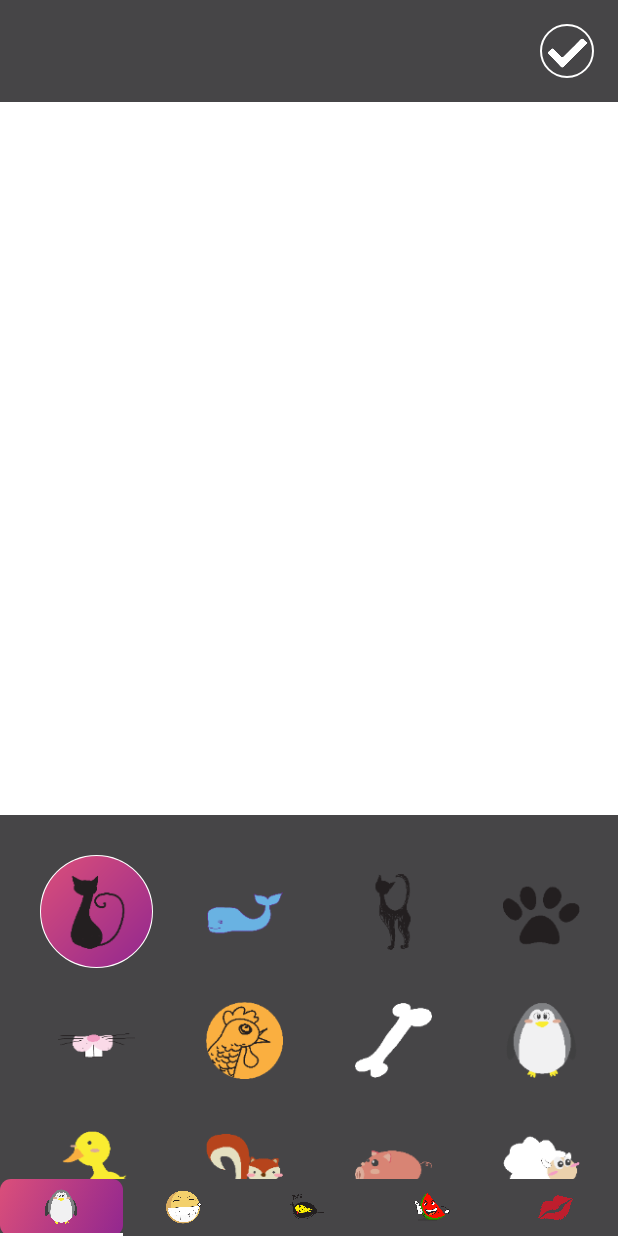
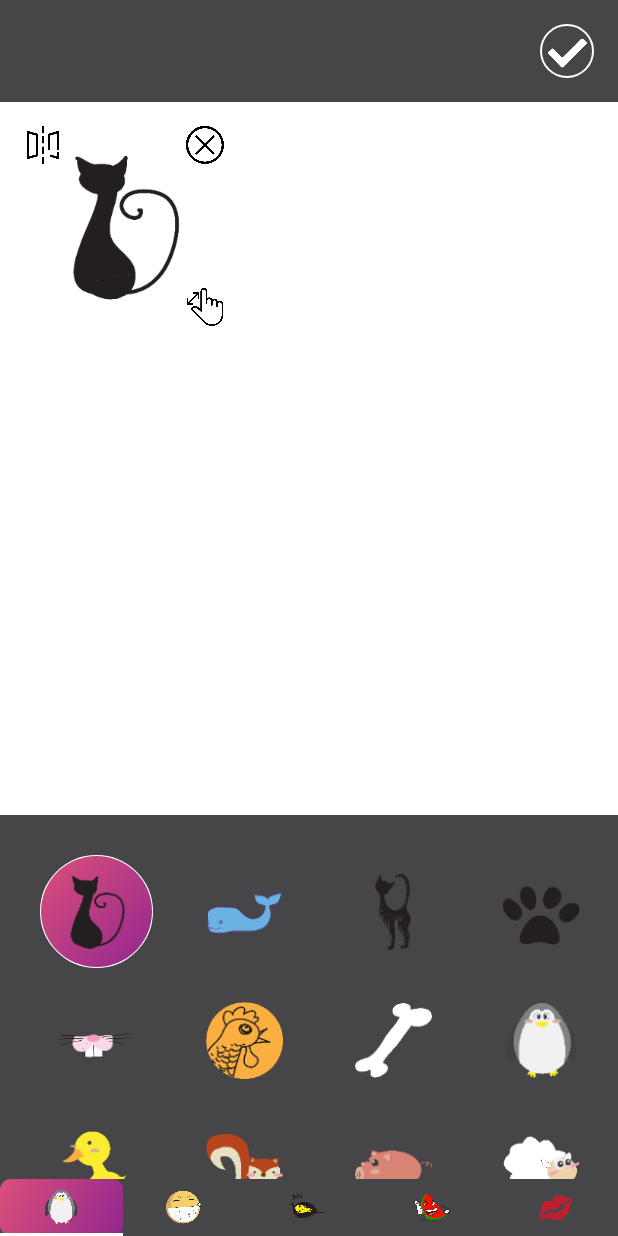
Before and after one commit to PearKMA/Sticker, an Android app: the screen it shows after launch (MainActivity), after a tap on an icon or button, on a phone screen of 412 x 824 dp. Run offline under Robolectric (Android 15) with nearby library versions, the phone set to English and light mode, and no system bars; Roboto replaces fonts that are not available here; 2 other taps on this screen came first.

Commit message:
Add sticker

```diff
--- a/app/src/main/java/vn/com/misa/sticker/ImageStickerFragment.java
+++ b/app/src/main/java/vn/com/misa/sticker/ImageStickerFragment.java
@@ -1,5 +1,7 @@
 package vn.com.misa.sticker;
 
+import android.graphics.Bitmap;
+import android.graphics.drawable.Drawable;
 import android.os.Bundle;
 import android.support.annotation.NonNull;
 import android.support.annotation.Nullable;
@@ -10,15 +12,25 @@ import android.util.Log;
 import android.view.LayoutInflater;
 import android.view.View;
 import android.view.ViewGroup;
+import android.widget.FrameLayout;
 import android.widget.ImageView;
 
+import com.bumptech.glide.Glide;
+import com.bumptech.glide.request.Request;
+import com.bumptech.glide.request.RequestOptions;
+import com.bumptech.glide.request.target.SizeReadyCallback;
+import com.bumptech.glide.request.target.Target;
+import com.bumptech.glide.request.transition.Transition;
+
 import vn.com.misa.sticker.child_fragment.ListFragmentPagerAdapter;
+import vn.com.misa.sticker.custom.CustomView;
 
 public class ImageStickerFragment extends Fragment {
     //UI
     ImageView btnOk;
     ViewPager viewPager;
     TabLayout tabLayout;
+    FrameLayout flContainerSticker;
 
     public static ImageStickerFragment newInstance(String path) {
         Bundle args = new Bundle();
@@ -37,6 +49,7 @@ public class ImageStickerFragment extends Fragment {
     @Override
     public void onViewCreated(@NonNull View view, @Nullable Bundle savedInstanceState) {
         btnOk = view.findViewById(R.id.btnOk);
+        flContainerSticker=view.findViewById(R.id.containerSticker);
         tabLayout = view.findViewById(R.id.tabLayout);
         viewPager = view.findViewById(R.id.viewPager);
         ListFragmentPagerAdapter adapter = new ListFragmentPagerAdapter(getChildFragmentManager());
@@ -52,5 +65,66 @@ public class ImageStickerFragment extends Fragment {
 
     public void OnImageSelected(String s) {
         Log.e("TAG", "OnImageSelected: " + s);
+        final CustomView view =new CustomView(getActivity());
+        Glide.with(this).asBitmap().load(s)
+                .apply(new RequestOptions().override(200,200))
+                .into(new Target<Bitmap>() {
+                    @Override
+                    public void onLoadStarted(@Nullable Drawable placeholder) {
+
+                    }
+
+                    @Override
+                    public void onLoadFailed(@Nullable Drawable errorDrawable) {
+
+                    }
+
+                    @Override
+                    public void onResourceReady(@NonNull Bitmap resource, @Nullable Transition<? super Bitmap> transition) {
+                        view.setBitmap(resource);
+                    }
+
+                    @Override
+                    public void onLoadCleared(@Nullable Drawable placeholder) {
+
+                    }
+
+                    @Override
+                    public void getSize(@NonNull SizeReadyCallback cb) {
+
+                    }
+
+                    @Override
+                    public void removeCallback(@NonNull SizeReadyCallback cb) {
+
+                    }
+
+                    @Override
+                    public void setRequest(@Nullable Request request) {
+
+                    }
+
+                    @Nullable
+                    @Override
+                    public Request getRequest() {
+                        return null;
+                    }
+
+                    @Override
+                    public void onStart() {
+
+                    }
+
+                    @Override
+                    public void onStop() {
+
+                    }
+
+                    @Override
+                    public void onDestroy() {
+
+                    }
+                });
+        flContainerSticker.addView(view,new FrameLayout.LayoutParams(200,200));
     }
 }
--- /dev/null
+++ b/app/src/main/java/vn/com/misa/sticker/custom/SquareImageView.java
@@ -0,0 +1,31 @@
+package vn.com.misa.sticker.custom;
+
+import android.content.Context;
+import android.graphics.Canvas;
+import android.util.AttributeSet;
+import android.widget.ImageView;
+
+public class SquareImageView extends ImageView {
+    public SquareImageView(Context context) {
+        super(context);
+    }
+
+    public SquareImageView(Context context, AttributeSet attrs) {
+        super(context, attrs);
+    }
+
+    public SquareImageView(Context context, AttributeSet attrs, int defStyle) {
+        super(context, attrs, defStyle);
+    }
+
+    @Override
+    protected void onMeasure(final int widthMeasureSpec, final int heightMeasureSpec) {
+        final int width = getDefaultSize(getSuggestedMinimumWidth(), widthMeasureSpec);
+        setMeasuredDimension(width, width);
+    }
+
+    @Override
+    protected void onSizeChanged(final int w, final int h, final int oldw, final int oldh) {
+        super.onSizeChanged(w, w, oldw, oldh);
+    }
+}
--- /dev/null
+++ b/app/src/main/res/drawable/border.xml
@@ -0,0 +1,5 @@
+<?xml version="1.0" encoding="utf-8"?>
+<shape xmlns:android="http://schemas.android.com/apk/res/android"
+    android:shape="rectangle">
+    <stroke android:width="1dip" android:color="@android:color/white" />
+</shape>
--- a/app/src/main/res/layout/fragment_image_sticker.xml
+++ b/app/src/main/res/layout/fragment_image_sticker.xml
@@ -1,38 +1,46 @@
-<?xml version="1.0" encoding="utf-8"?>
-<!--Fragment chính-->
+<?xml version="1.0" encoding="utf-8"?><!--Fragment chính-->
 <LinearLayout xmlns:android="http://schemas.android.com/apk/res/android"
+    xmlns:app="http://schemas.android.com/apk/res-auto"
     android:layout_width="match_parent"
     android:layout_height="match_parent"
-    android:orientation="vertical"
-    xmlns:app="http://schemas.android.com/apk/res-auto"
-    android:background="#464547">
+    android:background="#464547"
+    android:orientation="vertical">
+
     <ImageView
         android:id="@+id/btnOk"
         android:layout_width="36dp"
         android:layout_height="36dp"
+        android:layout_gravity="end"
         android:layout_marginTop="16dp"
         android:layout_marginEnd="16dp"
-        android:layout_gravity="end"
-        android:src="@drawable/ic_correct_unclicked"
-        android:background="@drawable/circle_shape_button"/>
+        android:background="@drawable/circle_shape_button"
+        android:src="@drawable/ic_correct_unclicked" />
+
     <FrameLayout
-        android:layout_marginTop="16dp"
         android:id="@+id/containerSticker"
         android:layout_width="match_parent"
+        android:layout_height="0dp"
+        android:layout_marginTop="16dp"
         android:layout_weight="1.8"
-        android:padding="16dp"
         android:background="@drawable/white"
-        android:layout_height="0dp">
+        android:padding="16dp">
+        <vn.com.misa.sticker.custom.CustomView
+            android:layout_width="200dp"
+            android:layout_height="200dp"
+            />
 
     </FrameLayout>
+
     <FrameLayout
-        android:layout_marginTop="16dp"
         android:id="@+id/containerChildFrag"
         android:layout_width="match_parent"
-        android:layout_weight="1"
-        android:layout_height="0dp">
-        <include layout="@layout/layout_list_sticker"
+        android:layout_height="0dp"
+        android:layout_marginTop="16dp"
+        android:layout_weight="1">
+
+        <include
+            layout="@layout/layout_list_sticker"
             android:layout_width="match_parent"
-            android:layout_height="match_parent"/>
+            android:layout_height="match_parent" />
     </FrameLayout>
 </LinearLayout>
--- /dev/null
+++ b/app/src/main/res/layout/sticker.xml
@@ -0,0 +1,38 @@
+<?xml version="1.0" encoding="utf-8"?>
+<FrameLayout xmlns:android="http://schemas.android.com/apk/res/android"
+    android:layout_width="wrap_content"
+    android:id="@+id/flSticker"
+    android:layout_height="wrap_content">
+
+    <ImageView
+        android:id="@+id/btnFlip"
+        android:layout_width="25dp"
+        android:layout_height="25dp"
+        android:adjustViewBounds="true"
+        android:src="@drawable/flip" />
+
+    <vn.com.misa.sticker.custom.SquareImageView
+        android:id="@+id/ivMain"
+        android:layout_width="wrap_content"
+        android:layout_height="wrap_content"
+        android:layout_margin="16dp"
+        android:background="@drawable/border"
+        android:adjustViewBounds="true"
+        android:src="@drawable/ic_animal" />
+
+    <ImageView
+        android:id="@+id/btnRemove"
+        android:layout_width="25dp"
+        android:layout_height="25dp"
+        android:layout_gravity="top|end"
+        android:adjustViewBounds="true"
+        android:src="@drawable/remove" />
+
+    <ImageView
+        android:id="@+id/btnScale"
+        android:layout_width="25dp"
+        android:layout_height="25dp"
+        android:layout_gravity="end|bottom"
+        android:adjustViewBounds="true"
+        android:src="@drawable/hands" />
+</FrameLayout>
--- /dev/null
+++ b/app/src/main/res/values/attrs.xml
@@ -0,0 +1,6 @@
+<?xml version="1.0" encoding="utf-8"?>
+<resources>
+    <declare-styleable name="StickerView">
+        <attr name="image" format="integer"/>/>
+    </declare-styleable>
+</resources>
```
Also changed, not shown: app/src/main/java/vn/com/misa/sticker/custom/CustomView.java (added, +237 -0 lines), app/src/main/res/drawable-v24/flip.png (added), app/src/main/res/drawable-v24/hands.png (added), app/src/main/res/drawable-v24/remove.png (added).
